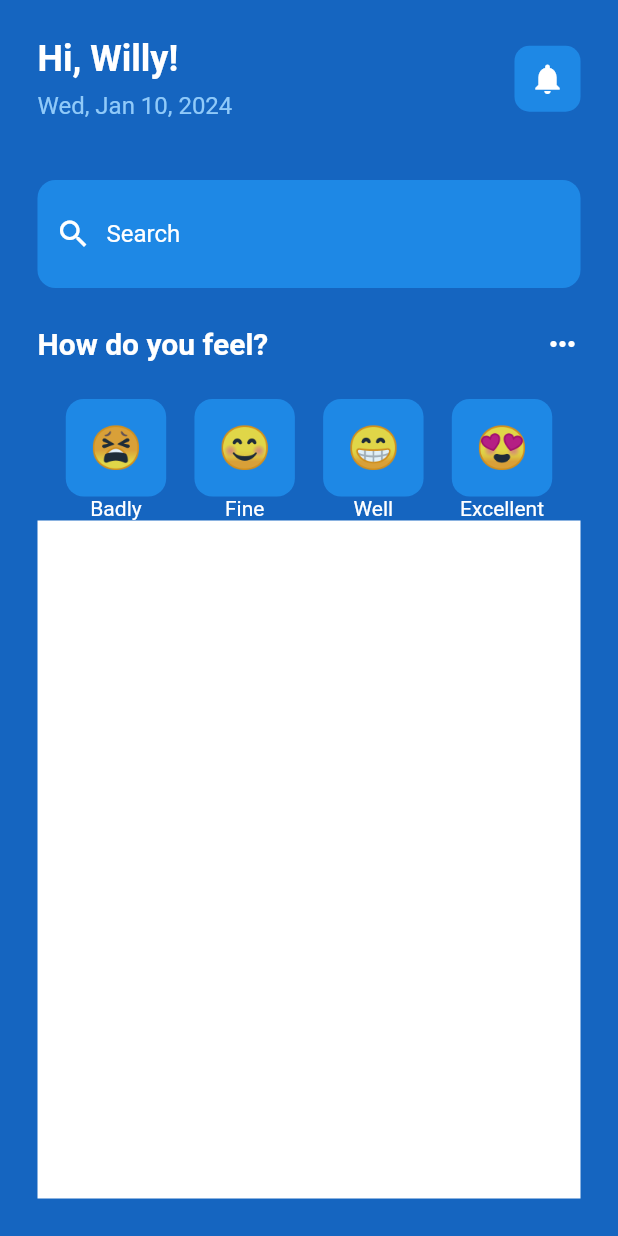
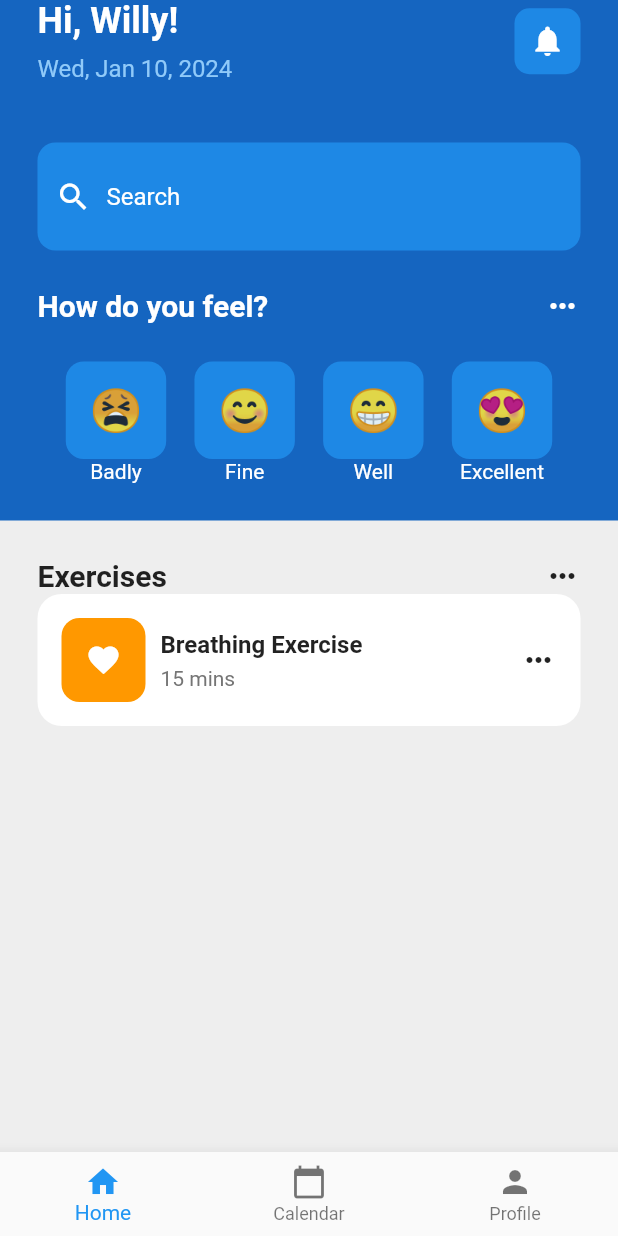
Before and after one commit to willy-dev/mentalhealthapp, a Flutter app: the screen it shows after launch, on a phone screen of 412 x 824 dp. Run offline on Flutter 3.47's test engine with Material 2 defaults, Android fonts, the phone set to English and light mode, and no system bars.

Commit message:
Updated list view on the UI commit

```diff
--- a/lib/pages/home_page.dart
+++ b/lib/pages/home_page.dart
@@ -14,9 +14,31 @@ class _HomePageState extends State<HomePage> {
   Widget build(BuildContext context) {
     return Scaffold(
       backgroundColor: Colors.blue[800],
+      bottomNavigationBar: BottomNavigationBar(
+        items: const [
+          BottomNavigationBarItem(
+            icon: Icon(Icons.home),
+            label: 'Home',
+          ),
+          BottomNavigationBarItem(
+            icon: Icon(
+              Icons.calendar_today,
+            ),
+            label: 'Calendar',
+          ),
+          BottomNavigationBarItem(
+            icon: Icon(
+              Icons.person,
+            ),
+            label: 'Profile',
+          ),
+        ],
+      ),
       body: SafeArea(
-        child: Padding(
-          padding: EdgeInsets.all(25.0),
+        child: Column(
+          children: [
+            Padding(
+              padding: const EdgeInsets.symmetric(horizontal: 25.0),
               child: Column(
                 children: [
                   // ============= Greetings Row
@@ -201,16 +223,92 @@ class _HomePageState extends State<HomePage> {
                       ),
                     ],
                   ),
-
+                ],
+              ),
+            ),
+            const SizedBox(
+              height: 25,
+            ),
             Expanded(
               child: Container(
+                padding: const EdgeInsets.all(25),
+                color: Colors.grey[200],
+                child: Center(
+                  child: Column(
+                    children: [
+                      const Row(
+                        mainAxisAlignment: MainAxisAlignment.spaceBetween,
+                        children: [
+                          Text(
+                            'Exercises',
+                            style: TextStyle(
+                              fontWeight: FontWeight.bold,
+                              fontSize: 20,
+                            ),
+                          ),
+                          Icon(Icons.more_horiz),
+                        ],
+                      ),
+                      // ============ Listview of exercises
+                      Container(
+                        padding: const EdgeInsets.all(16),
+                        decoration: BoxDecoration(
                           color: Colors.white,
+                          borderRadius: BorderRadius.circular(16),
+                        ),
+                        child: Row(
+                          mainAxisAlignment: MainAxisAlignment.spaceBetween,
+                          children: [
+                            Row(
+                              children: [
+                                Container(
+                                  child:
+                                      Icon(Icons.favorite, color: Colors.white),
+                                  padding: const EdgeInsets.all(16),
+                                  decoration: BoxDecoration(
+                                    color: Colors.orange,
+                                    borderRadius: BorderRadius.circular(12),
+                                  ),
+                                ),
+                                const SizedBox(
+                                  width: 10,
+                                ),
+                                Column(
+                                  crossAxisAlignment: CrossAxisAlignment.start,
+                                  children: [
+                                    Text(
+                                      'Breathing Exercise',
+                                      style: TextStyle(
+                                        fontWeight: FontWeight.bold,
+                                        fontSize: 16,
+                                      ),
+                                    ),
+                                    const SizedBox(
+                                      height: 5,
+                                    ),
+                                    Text(
+                                      '15 mins',
+                                      style: TextStyle(
+                                        color: Colors.grey[600],
+                                        fontSize: 14,
+                                      ),
+                                    ),
+                                  ],
+                                ),
+                              ],
+                            ),
+                            Icon(Icons.more_horiz),
+                          ],
                         ),
                       ),
                     ],
                   ),
                 ),
               ),
+            ),
+          ],
+        ),
+      ),
     );
   }
 }
```
Lines whose indentation alone changed are shown as unchanged.
